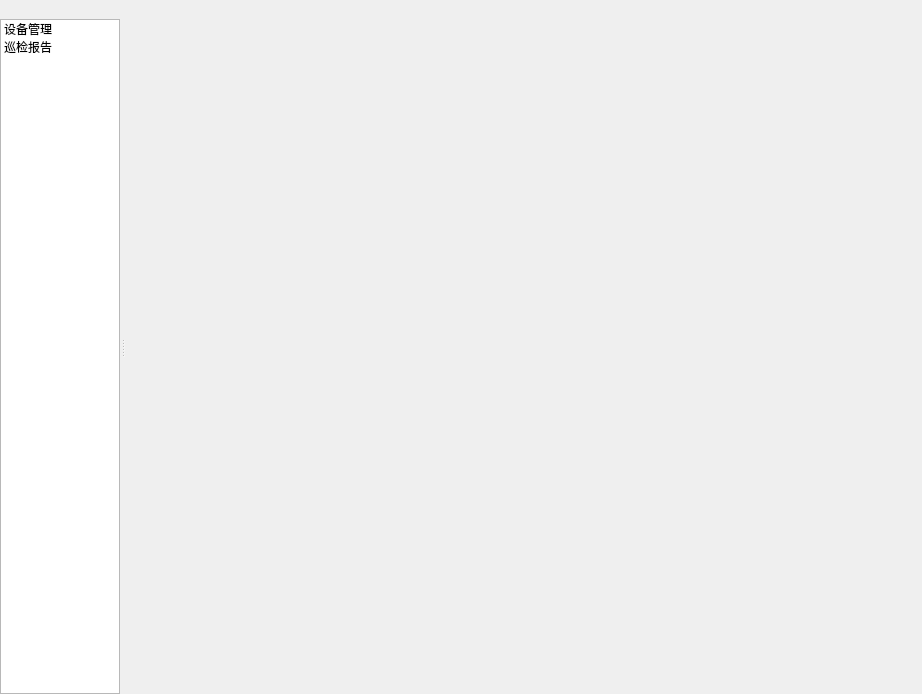
Old version of the form ShunDe/ui/MasterWindow.ui in the repository imtangsheng/QtClient.
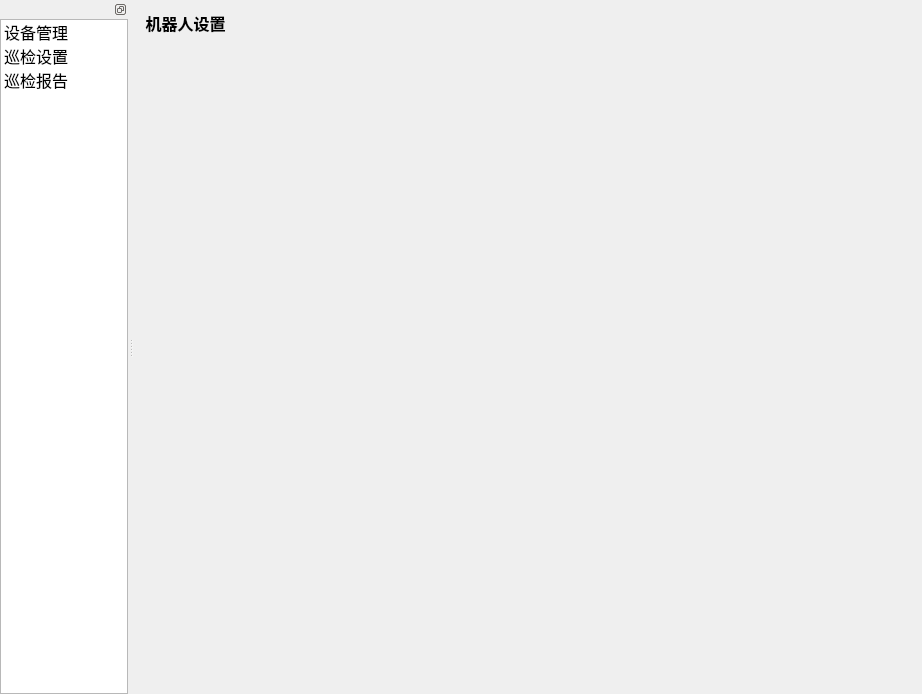
New version of the form. The open tabs and pages were chosen to show the change. Icons and pictures are not drawn.

Commit message: 巡检的配置设置

What changed in the file:
```diff
--- a/ShunDe/ui/MasterWindow.ui
+++ b/ShunDe/ui/MasterWindow.ui
@@ -55,7 +55,7 @@
 
 */</string>
    </property>
-   <layout class="QHBoxLayout" name="horizontalLayout" stretch="10">
+   <layout class="QHBoxLayout" name="horizontalLayout" stretch="0">
     <property name="spacing">
      <number>0</number>
     </property>
@@ -89,10 +89,24 @@
        <number>1</number>
       </property>
       <widget class="QWidget" name="page_robot_system">
-       <layout class="QHBoxLayout" name="horizontalLayout_2">
+       <property name="styleSheet">
+        <string notr="true">QGroupBox {
+	border:none;
+}</string>
+       </property>
+       <layout class="QVBoxLayout" name="verticalLayout_2" stretch="1,0">
         <item>
-         <widget class="QWidget" name="widget" native="true">
-          <layout class="QVBoxLayout" name="verticalLayout_2">
+         <widget class="QGroupBox" name="groupBox_LayoutDeviceConfigSettings">
+          <property name="font">
+           <font>
+            <pointsize>12</pointsize>
+            <bold>true</bold>
+           </font>
+          </property>
+          <property name="title">
+           <string>机器人设置</string>
+          </property>
+          <layout class="QHBoxLayout" name="LayoutDeviceConfigSettings">
            <property name="spacing">
             <number>0</number>
            </property>
@@ -100,8 +114,83 @@
             <number>0</number>
            </property>
            <property name="topMargin">
+            <number>24</number>
+           </property>
+           <property name="rightMargin">
             <number>0</number>
            </property>
+           <property name="bottomMargin">
+            <number>0</number>
+           </property>
+           <item>
+            <layout class="QHBoxLayout" name="horizontalLayout_DeviceConfigSettings"/>
+           </item>
+           <item>
+            <spacer name="horizontalSpacer_2">
+             <property name="orientation">
+              <enum>Qt::Horizontal</enum>
+             </property>
+             <property name="sizeHint" stdset="0">
+              <size>
+               <width>40</width>
+               <height>20</height>
+              </size>
+             </property>
+            </spacer>
+           </item>
+          </layout>
+         </widget>
+        </item>
+        <item>
+         <spacer name="verticalSpacer">
+          <property name="orientation">
+           <enum>Qt::Vertical</enum>
+          </property>
+          <property name="sizeHint" stdset="0">
+           <size>
+            <width>20</width>
+            <height>40</height>
+           </size>
+          </property>
+         </spacer>
+        </item>
+       </layout>
+      </widget>
+      <widget class="QWidget" name="page_inspection_setting">
+       <layout class="QVBoxLayout" name="verticalLayout_3">
+        <property name="spacing">
+         <number>0</number>
+        </property>
+        <property name="leftMargin">
+         <number>0</number>
+        </property>
+        <property name="topMargin">
+         <number>0</number>
+        </property>
+        <property name="rightMargin">
+         <number>0</number>
+        </property>
+        <property name="bottomMargin">
+         <number>0</number>
+        </property>
+        <item>
+         <widget class="QWidget" name="widget_LayoutDeviceInspectionSettings" native="true">
+          <property name="font">
+           <font>
+            <pointsize>12</pointsize>
+            <bold>true</bold>
+           </font>
+          </property>
+          <layout class="QHBoxLayout" name="LayoutDeviceInspectionSettings">
+           <property name="spacing">
+            <number>0</number>
+           </property>
+           <property name="leftMargin">
+            <number>0</number>
+           </property>
+           <property name="topMargin">
+            <number>0</number>
+           </property>
            <property name="rightMargin">
             <number>0</number>
            </property>
@@ -334,12 +423,12 @@
   <widget class="QDockWidget" name="dockWidget">
    <property name="minimumSize">
     <size>
-     <width>120</width>
+     <width>128</width>
      <height>89</height>
     </size>
    </property>
    <property name="features">
-    <set>QDockWidget::DockWidgetMovable</set>
+    <set>QDockWidget::DockWidgetFloatable|QDockWidget::DockWidgetMovable</set>
    </property>
    <property name="allowedAreas">
     <set>Qt::LeftDockWidgetArea|Qt::RightDockWidgetArea</set>
@@ -354,6 +443,11 @@
       <verstretch>0</verstretch>
      </sizepolicy>
     </property>
+    <property name="font">
+     <font>
+      <pointsize>12</pointsize>
+     </font>
+    </property>
     <layout class="QVBoxLayout" name="verticalLayout">
      <property name="spacing">
       <number>0</number>
@@ -386,10 +480,15 @@
        </property>
        <property name="maximumSize">
         <size>
-         <width>120</width>
+         <width>128</width>
          <height>16777215</height>
         </size>
        </property>
+       <property name="font">
+        <font>
+         <pointsize>12</pointsize>
+        </font>
+       </property>
        <property name="flow">
         <enum>QListView::TopToBottom</enum>
        </property>
@@ -408,6 +507,15 @@
           <normaloff>:/asset/titler/Robot.svg</normaloff>:/asset/titler/Robot.svg</iconset>
         </property>
        </item>
+       <item>
+        <property name="text">
+         <string>巡检设置</string>
+        </property>
+        <property name="icon">
+         <iconset resource="../resource.qrc">
+          <normaloff>:/asset/titler/RobotMaster.svg</normaloff>:/asset/titler/RobotMaster.svg</iconset>
+        </property>
+       </item>
        <item>
         <property name="text">
          <string>巡检报告</string>
```
Left out of the diff: 44 changed lines with no effect on the pictures. The commit also changes 11 other files.
